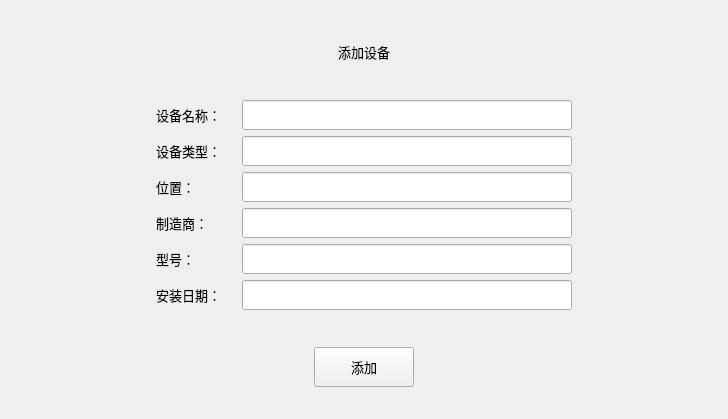
Above: adddevice.ui from QIPOMO/SnailIOTMonitoring before the change. Below: the same form after it.
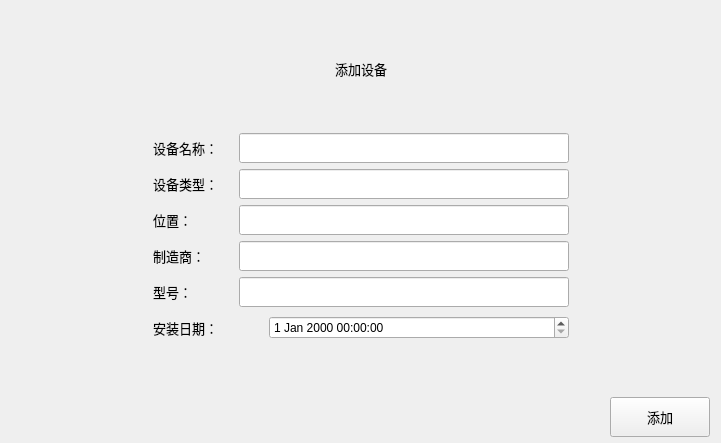
That is the form after the change.

What changed in the file:
```diff
--- a/adddevice.ui
+++ b/adddevice.ui
@@ -6,8 +6,8 @@
    <rect>
     <x>0</x>
     <y>0</y>
-    <width>728</width>
-    <height>419</height>
+    <width>721</width>
+    <height>443</height>
    </rect>
   </property>
   <property name="windowTitle">
@@ -526,13 +526,13 @@
         <widget class="QLabel" name="label_11">
          <property name="minimumSize">
           <size>
-           <width>80</width>
+           <width>110</width>
            <height>30</height>
           </size>
          </property>
          <property name="maximumSize">
           <size>
-           <width>80</width>
+           <width>110</width>
            <height>30</height>
           </size>
          </property>
@@ -550,27 +550,13 @@
         </widget>
        </item>
        <item>
-        <widget class="QLineEdit" name="Newdata">
+        <widget class="QDateTimeEdit" name="dateTimeEdit">
          <property name="minimumSize">
           <size>
-           <width>330</width>
-           <height>30</height>
+           <width>300</width>
+           <height>0</height>
           </size>
          </property>
-         <property name="maximumSize">
-          <size>
-           <width>330</width>
-           <height>30</height>
-          </size>
-         </property>
-         <property name="font">
-          <font>
-           <family>微软雅黑</family>
-           <pointsize>10</pointsize>
-           <weight>50</weight>
-           <bold>false</bold>
-          </font>
-         </property>
         </widget>
        </item>
        <item>
@@ -643,34 +629,8 @@
          </property>
         </widget>
        </item>
-       <item>
-        <spacer name="horizontalSpacer_19">
-         <property name="orientation">
-          <enum>Qt::Horizontal</enum>
-         </property>
-         <property name="sizeHint" stdset="0">
-          <size>
-           <width>40</width>
-           <height>20</height>
-          </size>
-         </property>
-        </spacer>
-       </item>
       </layout>
      </item>
-     <item>
-      <spacer name="verticalSpacer_2">
-       <property name="orientation">
-        <enum>Qt::Vertical</enum>
-       </property>
-       <property name="sizeHint" stdset="0">
-        <size>
-         <width>14</width>
-         <height>13</height>
-        </size>
-       </property>
-      </spacer>
-     </item>
     </layout>
    </item>
   </layout>
```
